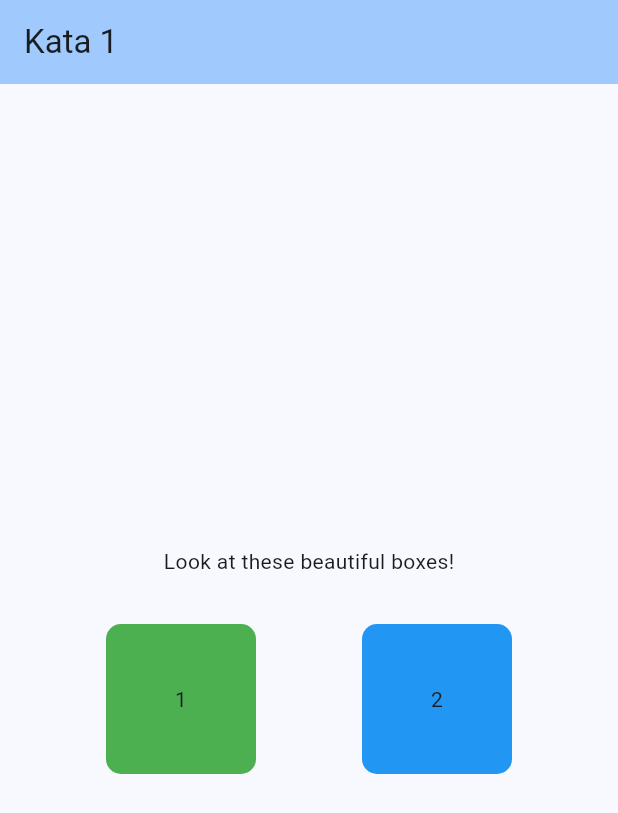
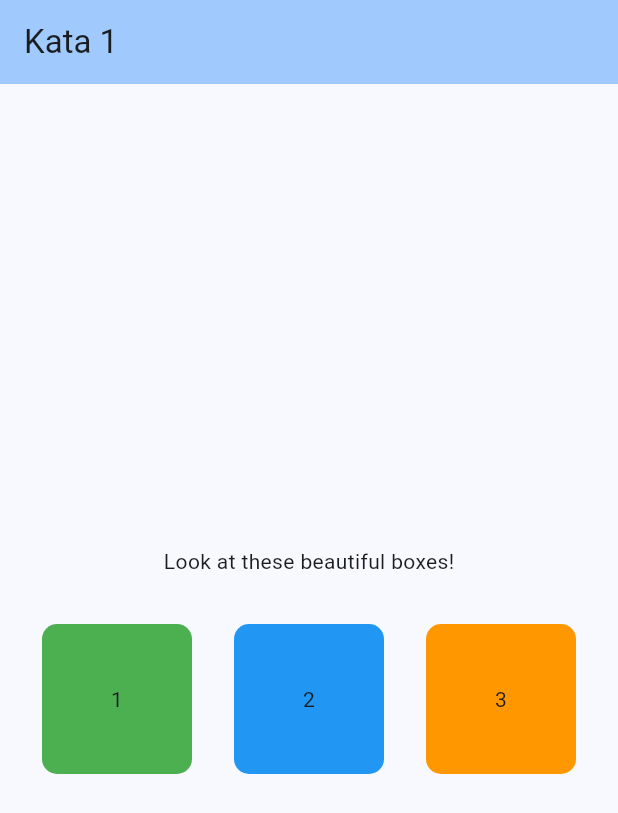
Before and after one commit to turtledev1/flutter-basics-kata, a Flutter app: the screen it shows after launch, on a phone screen of 412 x 824 dp. Shown: the top 813 px of the screen. Run offline on Flutter 3.47's test engine with Material 3 defaults, Android fonts, the phone set to English and light mode, and no system bars.

Commit message:
uncomment container

```diff
--- a/lib/main.dart
+++ b/lib/main.dart
@@ -60,17 +60,17 @@ class MyHomePage extends StatelessWidget {
                   child: const Text('2'),
                 ),
               ),
-              // Container(
-              //   height: 100,
-              //   width: 100,
-              //   decoration: BoxDecoration(
-              //     borderRadius: BorderRadius.circular(10),
-              //     color: Colors.orange,
-              //   ),
-              //   child: Center(
-              //     child: const Text('3'),
-              //   ),
-              // ),
+              Container(
+                height: 100,
+                width: 100,
+                decoration: BoxDecoration(
+                  borderRadius: BorderRadius.circular(10),
+                  color: Colors.orange,
+                ),
+                child: Center(
+                  child: const Text('3'),
+                ),
+              ),
             ],
           ),
         ],
```
